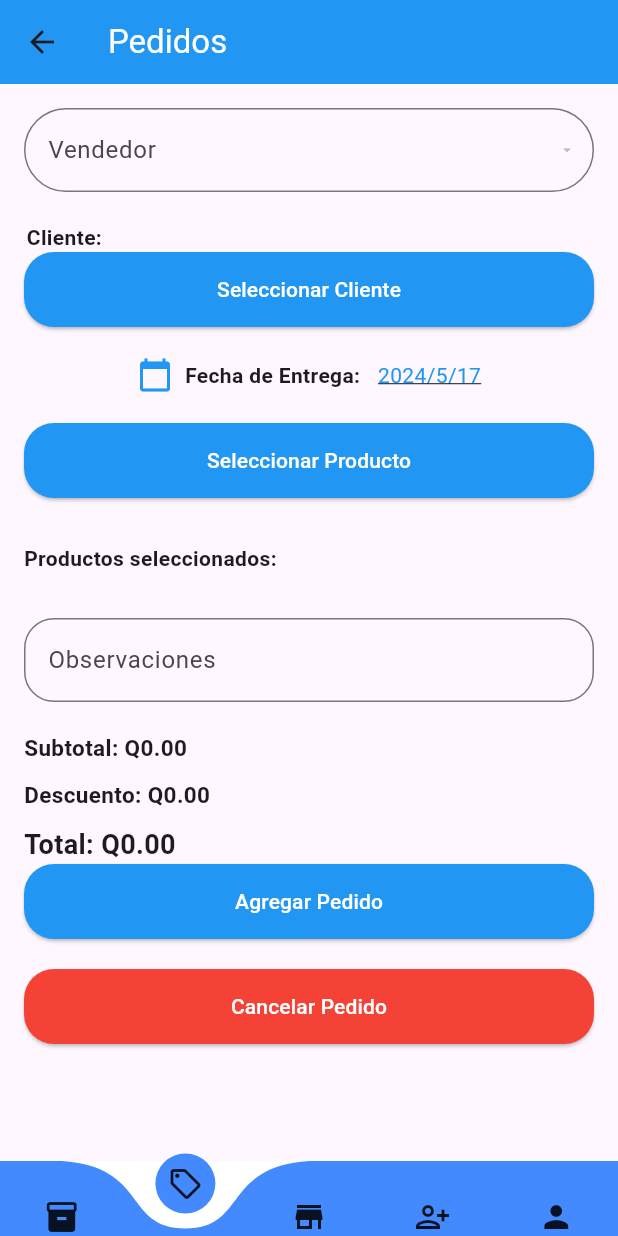
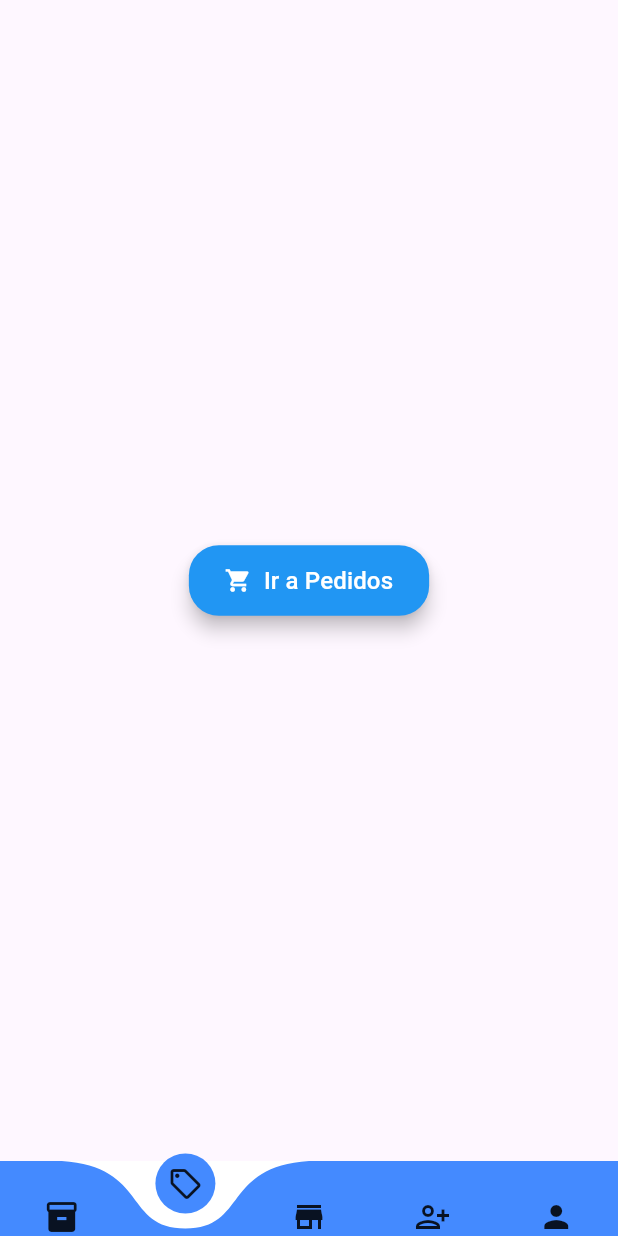
Before and after one commit to Victor-8a/SYNC-PRO-MOBILE, a Flutter app: the SecondPage screen opened directly, item 2 of the bottom bar chosen, on a phone screen of 412 x 824 dp. Run offline on Flutter 3.47's test engine with Material 3 defaults, Android fonts, the phone set to English and light mode, and no system bars; drawn by our look-alikes of curved_navigation_bar; our stand-ins replace fluttertoast, shared_preferences; accounts and stored records are empty; network calls fail.

Commit message:
se creo el boton, nuevo Pedido para manejar mejor las funciones

```diff
--- a/analysis_options.yaml
+++ b/analysis_options.yaml
@@ -9,6 +9,7 @@
 # packages, and plugins designed to encourage good coding practices.
 analyzer:
   errors:
+    deprecated_member_use: ignore
     use_key_in_widget_constructors: ignore
 i ignore ignorenclude: package:flutter_lints/flutter.yaml
 
--- /dev/null
+++ b/lib/nuevo_pedido.dart
@@ -0,0 +1,38 @@
+import 'package:flutter/material.dart';
+import 'package:sync_pro_mobile/pagina_pedidos.dart';
+// Asegúrate de usar la ruta correcta
+
+class NuevoPedido extends StatelessWidget {
+  @override
+  Widget build(BuildContext context) {
+    return Scaffold(
+      body: Center(
+        child: ElevatedButton(
+          style: ElevatedButton.styleFrom(
+            foregroundColor: Colors.white,
+            backgroundColor: Colors.blue, padding: EdgeInsets.symmetric(horizontal: 24, vertical: 12), // Color del texto
+            shape: RoundedRectangleBorder(
+              borderRadius: BorderRadius.circular(20),
+            ),
+            elevation: 5,
+          ),
+          onPressed: () {
+            Navigator.push(context, MaterialPageRoute(builder: (context) => PaginaPedidos())
+            );
+          },
+          child: Row(
+            mainAxisSize: MainAxisSize.min,
+            children: [
+              Icon(Icons.shopping_cart, color: Colors.white),
+              SizedBox(width: 8), // Espacio entre el icono y el texto
+              Text(
+                'Ir a Pedidos',
+                style: TextStyle(fontSize: 16),
+              ),
+            ],
+          ),
+        ),
+      ),
+    );
+  }
+}
--- a/lib/pagina_inventario.dart
+++ b/lib/pagina_inventario.dart
@@ -47,7 +47,7 @@ class _PaginaInventarioState extends State<PaginaInventario> {
   Widget build(BuildContext context) {
     return Scaffold(
       appBar: AppBar(
-        title: Text(
+        title: const Text(
           'Inventario',
           style: TextStyle(color: Colors.white),
         ),
--- a/lib/pagina_pedidos.dart
+++ b/lib/pagina_pedidos.dart
@@ -4,6 +4,8 @@ import 'package:flutter/material.dart';
 import 'package:flutter/services.dart';
 import 'package:http/http.dart' as http;
 import 'package:sync_pro_mobile/Models/Cliente.dart';
+import 'package:sync_pro_mobile/nuevo_pedido.dart';
+import 'package:sync_pro_mobile/second_page.dart';
 import 'package:sync_pro_mobile/seleccionar_clientes.dart';
 import 'package:shared_preferences/shared_preferences.dart';
 import 'package:fluttertoast/fluttertoast.dart';
@@ -358,8 +360,7 @@ class _PaginaPedidosState extends State<PaginaPedidos> {
     double _totalPrice = _calculateTotalPrice();
     Vendedor? _selectedSalesperson;
 
-   // ignore: deprecated_member_use
-   return WillPopScope(
+  return WillPopScope(
   onWillPop: () async {
     // Mostrar diálogo de confirmación antes de retroceder
     bool confirm = await showDialog(
@@ -369,7 +370,9 @@ class _PaginaPedidosState extends State<PaginaPedidos> {
         content: Text('Puede perder algunos datos si retrocede.'),
         actions: [
           TextButton(
-            onPressed: () => Navigator.of(context).pop(true),
+            onPressed: () {
+              Navigator.of(context).pop(true); // Close the dialog
+            },
             child: Text('Sí'),
           ),
           TextButton(
@@ -379,6 +382,7 @@ class _PaginaPedidosState extends State<PaginaPedidos> {
         ],
       ),
     );
+
 
     // Devolver true si el usuario confirma, false si cancela
     return confirm;
--- a/lib/second_page.dart
+++ b/lib/second_page.dart
@@ -1,4 +1,5 @@
 import 'package:flutter/material.dart';
+import 'package:sync_pro_mobile/nuevo_pedido.dart';
 import 'pagina_inventario.dart';
 import 'pagina_pedidos.dart';
 import 'pagina_vendedores.dart';
@@ -36,7 +37,7 @@ class _SecondPageState extends State<SecondPage> {
 
   final List<Widget> _pages = <Widget>[
     const  PaginaInventario(),
-    const PaginaPedidos(),
+          NuevoPedido(),
     const PaginaVendedores(),
     const PaginaRegistrar(),
     const PaginaCliente(),
```
